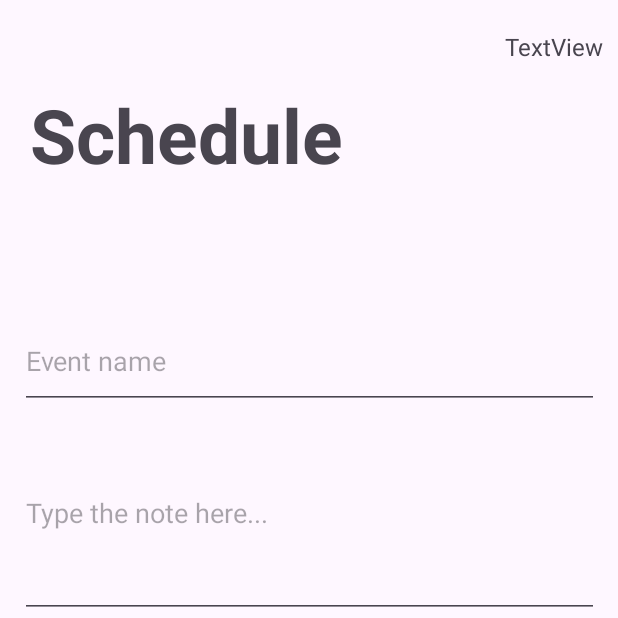
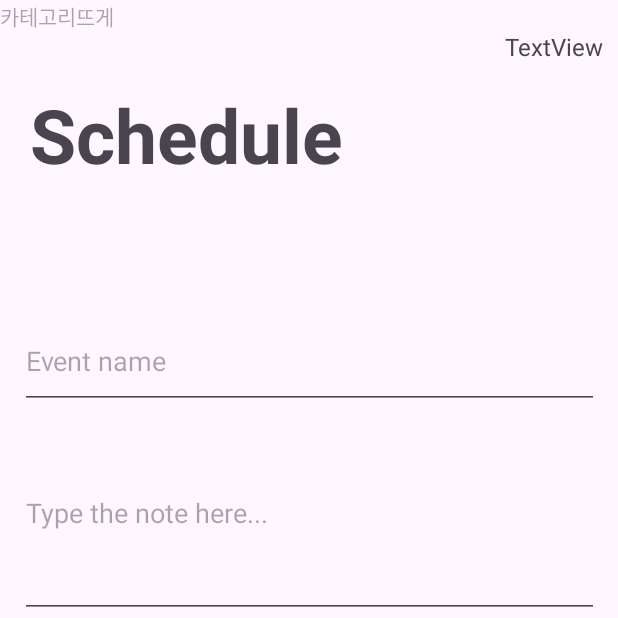
Before and after one commit to jaen522/calendar_project, an Android app: the scheduleFragment screen opened through its navigation route, on a phone screen of 412 x 824 dp, the top half of it. Run offline under Robolectric (Android 15) with nearby library versions, the phone set to English and light mode, and no system bars; our stand-ins replace navigation-ui.

Commit message:
ㅇcategory해보는중

```diff
--- a/app/src/main/java/com/example/scheduleapp/accountFragment.kt
+++ b/app/src/main/java/com/example/scheduleapp/accountFragment.kt
@@ -12,7 +12,6 @@ import androidx.fragment.app.activityViewModels
 import androidx.navigation.fragment.findNavController
 import com.example.scheduleapp.databinding.FragmentAccountBinding
 import com.example.scheduleapp.viewmodel.schedule_viewmodel
-
 
 class accountFragment : Fragment() {
 
@@ -59,7 +58,7 @@ class accountFragment : Fragment() {
             findNavController().navigate(R.id.action_accountFragment_to_calendarFragment)
         }
 
-        /*//체크용, 화면에 calerdar name띄우기 이 주석을 풀면 account로 안가던데 왜지
+        /*//체크용, 화면에 calendar name띄우기 이 주석을 풀면 account로 안가던데 왜지
         val scheduleFragment = scheduleFragment()
 
         val checknameTextView: TextView = view.findViewById(R.id.chk_sname)
@@ -68,7 +67,6 @@ class accountFragment : Fragment() {
     //체크용
         val scheduleViewmodel: schedule_viewmodel by activityViewModels()
         val check_sname = scheduleViewmodel.schedule_name
-
 
         val checksnameTextView: TextView = view.findViewById(R.id.chk_sname)
         checksnameTextView.text = check_sname
--- a/app/src/main/java/com/example/scheduleapp/scheduleFragment.kt
+++ b/app/src/main/java/com/example/scheduleapp/scheduleFragment.kt
@@ -10,6 +10,8 @@ import android.widget.EditText
 import android.widget.TextView
 import androidx.fragment.app.activityViewModels
 import androidx.navigation.fragment.findNavController
+import com.example.scheduleapp.R.id.btn_friends
+import com.example.scheduleapp.R.id.btn_school
 import com.example.scheduleapp.R.id.s_name
 import com.example.scheduleapp.databinding.FragmentScheduleBinding
 import com.example.scheduleapp.viewmodel.schedule_viewmodel
@@ -24,6 +26,11 @@ class scheduleFragment : Fragment() {
 
     val scheduleViewmodel: schedule_viewmodel by activityViewModels()
 
+    enum class Category_type{
+        school, friends, workout
+    }
+
+
     /*override fun onCreate(savedInstanceState: Bundle?) {
         super.onCreate(savedInstanceState)
 
@@ -33,12 +40,14 @@ class scheduleFragment : Fragment() {
     }*/
 
     //변수들 선언
-    private lateinit var schedule_name: String
-    private lateinit var schedule_memo: String
-    private lateinit var schedule_date: String
-    private lateinit var schedule_time_start: String
-    private lateinit var schedule_time_end: String
-    private lateinit var schedule_category: String
+    /*
+    lateinit var schedule_name: String
+    lateinit var schedule_memo: String
+    lateinit var schedule_date: String
+    lateinit var schedule_time_start: String
+    lateinit var schedule_time_end: String
+    lateinit var schedule_category: String
+*/
 
     override fun onCreateView(
         inflater: LayoutInflater, container: ViewGroup?,
@@ -53,9 +62,25 @@ class scheduleFragment : Fragment() {
 
         val view = inflater.inflate(R.layout.fragment_schedule, container, false)
 
+        //카테고리 설정
+        val btncate1 : Button = view.findViewById(R.id.btn_school)
+        btncate1.setOnClickListener {
+            val category: Category_type = Category_type.school
+        }
+        val btncate2 : Button = view.findViewById(R.id.btn_friends)
+        btncate2.setOnClickListener {
+            val category: Category_type = Category_type.friends
+        }
+        val btncate3 : Button = view.findViewById(R.id.btn_workout)
+        btncate3.setOnClickListener {
+            val category: Category_type = Category_type.workout
+        }
+
+        //맨 밑에 있는 'create event'버튼을 눌렀을때 다음 변수들이 저장되게
         val btnschedule :Button = view.findViewById(R.id.finish_schedule)
 
         btnschedule.setOnClickListener {
+
             val ss_name: EditText = view.findViewById(R.id.s_name)
             val ss_memo: EditText = view.findViewById(R.id.s_memo)
             val ss_date: EditText = view.findViewById(R.id.s_date)
@@ -68,14 +93,18 @@ class scheduleFragment : Fragment() {
             scheduleViewmodel.schedule_time_start = ss_time_start.text.toString()
             scheduleViewmodel.schedule_time_end = ss_time_end.text.toString()
         }
+
+
+
         return view
     }
 
     //저장이 제대로 되는지 확인하는 용
+    /*
     internal fun getScheduleName(): String {
         return schedule_name
     }
-
+*/
     /*
     companion object {
         fun newInstance(str: String): scheduleFragment {
@@ -94,7 +123,6 @@ class scheduleFragment : Fragment() {
         view.findViewById<Button>(R.id.finish_schedule)?.setOnClickListener {
             findNavController().navigate(R.id.action_scheduleFragment_to_calendarFragment)
         }
-
     }
 
     override fun onDestroyView() {
--- a/app/src/main/java/com/example/scheduleapp/viewmodel/schedule_viewmodel.kt
+++ b/app/src/main/java/com/example/scheduleapp/viewmodel/schedule_viewmodel.kt
@@ -8,5 +8,5 @@ class schedule_viewmodel: ViewModel() {
     var schedule_date : String = ""
     var schedule_time_start : String = ""
     var schedule_time_end : String = ""
-
+    var schedule_category : String = ""
 }
--- a/app/src/main/res/layout/fragment_account.xml
+++ b/app/src/main/res/layout/fragment_account.xml
@@ -32,7 +32,7 @@
         android:layout_width="389dp"
         android:layout_height="463dp"
         android:layout_marginTop="5dp"
-        android:layout_marginBottom="30dp"
+        android:layout_marginBottom="5dp"
         android:orientation="vertical"
         app:layout_constraintBottom_toBottomOf="parent"
         app:layout_constraintEnd_toEndOf="parent"
@@ -65,7 +65,7 @@
         <EditText
             android:id="@+id/a_money"
             android:layout_width="match_parent"
-            android:layout_height="64dp"
+            android:layout_height="82dp"
             android:ems="10"
             android:hint="How Much"
             android:inputType="text" />
@@ -81,7 +81,7 @@
         <EditText
             android:id="@+id/a_memo"
             android:layout_width="match_parent"
-            android:layout_height="172dp"
+            android:layout_height="149dp"
             android:ems="10"
             android:hint="Type the note here..."
             android:inputType="text" />
--- a/app/src/main/res/layout/fragment_schedule.xml
+++ b/app/src/main/res/layout/fragment_schedule.xml
@@ -17,6 +17,14 @@
         android:textStyle="bold"
         app:layout_constraintStart_toStartOf="parent"
         app:layout_constraintTop_toTopOf="parent" />
+
+    <TextView
+        android:id="@+id/chk_cate"
+        android:layout_width="wrap_content"
+        android:layout_height="wrap_content"
+        android:hint="카테고리뜨게"
+        tools:layout_editor_absoluteX="308dp"
+        tools:layout_editor_absoluteY="72dp" />
 
     <TextView
         android:id="@+id/chk_aname"
@@ -109,7 +117,7 @@
             android:orientation="horizontal">
 
             <Button
-                android:id="@+id/category1"
+                android:id="@+id/btn_school"
                 android:layout_width="wrap_content"
                 android:layout_height="wrap_content"
                 android:layout_weight="1"
@@ -121,14 +129,14 @@
                 app:rippleColor="#000000" />
 
             <Button
-                android:id="@+id/category2"
+                android:id="@+id/btn_friends"
                 android:layout_width="wrap_content"
                 android:layout_height="wrap_content"
                 android:layout_weight="1"
                 android:text="friends" />
 
             <Button
-                android:id="@+id/category3"
+                android:id="@+id/btn_workout"
                 android:layout_width="wrap_content"
                 android:layout_height="wrap_content"
                 android:layout_weight="1"
```
